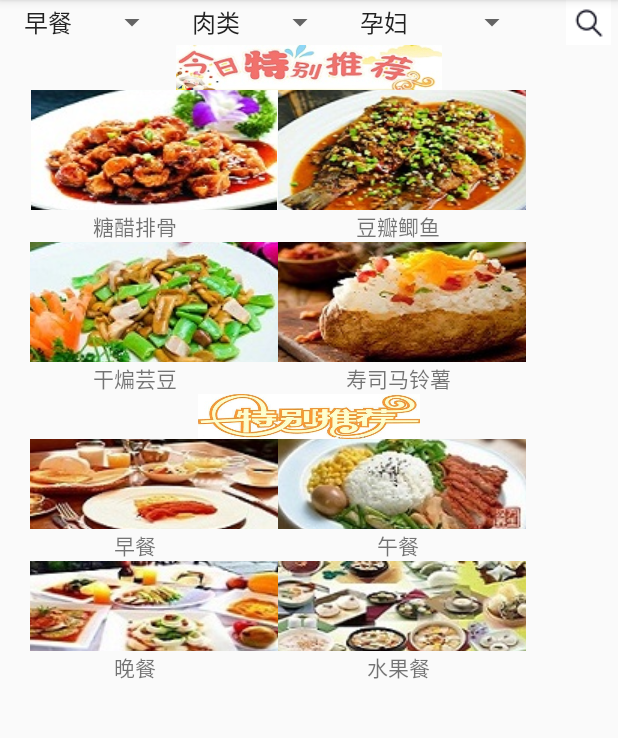
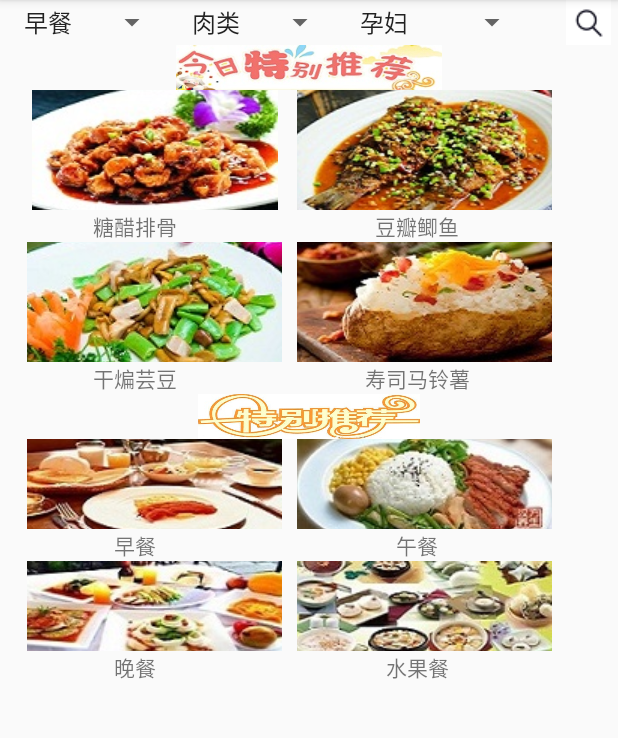
Before and after one commit to 124team/Dietitian2, an Android app: the fragment fragment4 shown on its own in the app's theme, on a phone screen of 412 x 824 dp, the part 84-822 px from its top. Run offline under Robolectric (Android 15) with nearby library versions, the phone set to English and light mode, and no system bars; our stand-ins replace CircleImageView.

Commit message:
修改主界面

```diff
--- a/app/src/main/res/layout/layout4.xml
+++ b/app/src/main/res/layout/layout4.xml
@@ -1,8 +1,8 @@
 <?xml version="1.0" encoding="utf-8"?>
 <LinearLayout xmlns:android="http://schemas.android.com/apk/res/android"
-    android:layout_width="match_parent"
-    android:layout_height="match_parent"
-    android:orientation="vertical">
+              android:layout_width="match_parent"
+              android:layout_height="match_parent"
+              android:orientation="vertical">
     <LinearLayout
         android:layout_width="match_parent"
         android:layout_height="wrap_content"
@@ -24,7 +24,7 @@
             android:id="@+id/hSpinnerSelect3"
             android:layout_width="wrap_content"
             android:layout_height="30dp"
-         />
+            />
         <ImageButton
             android:layout_width="30dp"
             android:layout_height="30dp"
@@ -50,10 +50,11 @@
 
         <ImageButton
             android:id="@+id/hImageButtonOnclick1"
-            android:layout_width="165dp"
+            android:layout_width="170dp"
             android:layout_height="80dp"
             android:layout_column="0"
-            android:layout_marginLeft="20dp"
+            android:layout_marginLeft="18dp"
+            android:layout_marginRight="10dp"
             android:layout_row="0"
             android:src="@drawable/h_imagebutton_select1"/>
 
@@ -68,7 +69,7 @@
 
         <ImageButton
             android:id="@+id/hImageButtonOnclick2"
-            android:layout_width="165dp"
+            android:layout_width="170dp"
             android:layout_height="80dp"
             android:layout_column="1"
             android:layout_row="0"
@@ -85,10 +86,11 @@
 
         <ImageButton
             android:id="@+id/hImageButtonOnclick3"
-            android:layout_width="165dp"
+            android:layout_width="170dp"
             android:layout_height="80dp"
             android:layout_column="0"
-            android:layout_marginLeft="20dp"
+            android:layout_marginLeft="18dp"
+            android:layout_marginRight="10dp"
             android:layout_row="2"
             android:src="@drawable/h_imagebutton_select3"/>
 
@@ -103,7 +105,7 @@
 
         <ImageButton
             android:id="@+id/hImageButtonOnclick4"
-            android:layout_width="165dp"
+            android:layout_width="170dp"
             android:layout_height="80dp"
             android:layout_column="1"
             android:layout_row="2"
@@ -134,10 +136,11 @@
 
         <ImageButton
             android:id="@+id/hImageButtonOnclick5"
-            android:layout_width="165dp"
+            android:layout_width="170dp"
             android:layout_height="60dp"
             android:layout_column="0"
-            android:layout_marginLeft="20dp"
+            android:layout_marginLeft="18dp"
+            android:layout_marginRight="10dp"
             android:layout_row="0"
             android:src="@drawable/h_imagebutton_select5"/>
 
@@ -152,7 +155,7 @@
 
         <ImageButton
             android:id="@+id/hImageButtonOnclick6"
-            android:layout_width="165dp"
+            android:layout_width="170dp"
             android:layout_height="60dp"
             android:layout_column="1"
             android:layout_row="0"
@@ -169,10 +172,11 @@
 
         <ImageButton
             android:id="@+id/hImageButtonOnclick7"
-            android:layout_width="165dp"
+            android:layout_width="170dp"
             android:layout_height="60dp"
             android:layout_column="0"
-            android:layout_marginLeft="20dp"
+            android:layout_marginLeft="18dp"
+            android:layout_marginRight="10dp"
             android:layout_row="2"
             android:src="@drawable/h_imagebutton_select7"/>
 
@@ -187,7 +191,7 @@
 
         <ImageButton
             android:id="@+id/hImageButtonOnclick8"
-            android:layout_width="165dp"
+            android:layout_width="170dp"
             android:layout_height="60dp"
             android:layout_column="1"
             android:layout_row="2"
```
